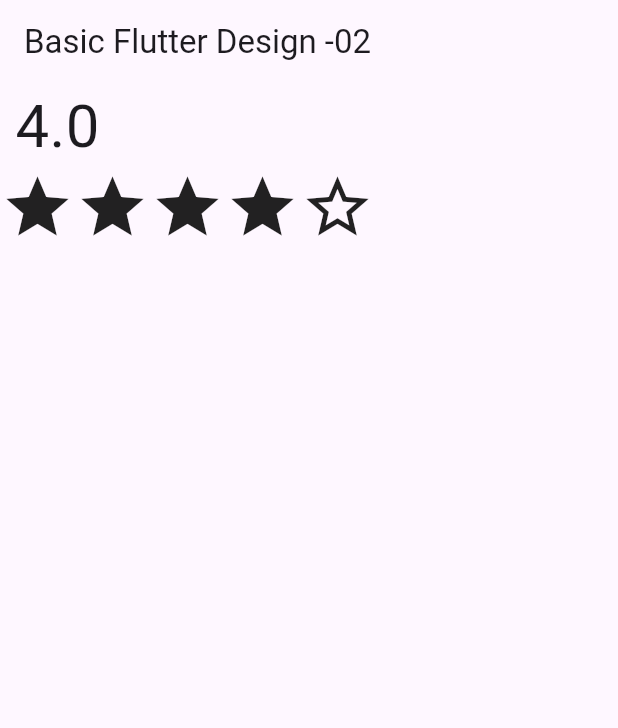
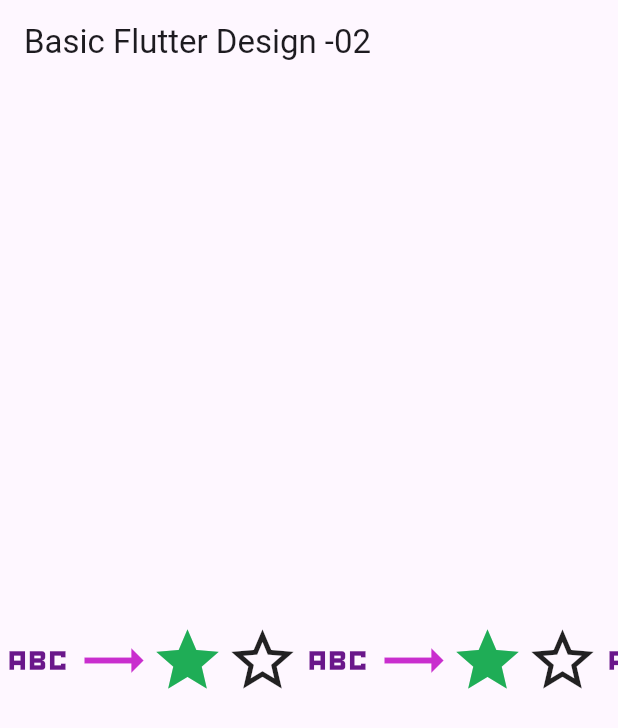
Before and after one commit to mhNayeem01/flutter_application_5, a Flutter app: the screen it shows after launch, on a phone screen of 412 x 824 dp. Shown: the top 728 px of the screen. Run offline on Flutter 3.47's test engine with Material 3 defaults, Android fonts, the phone set to English and light mode, and no system bars.

Commit message:
single chlid scrool view

```diff
--- a/lib/main.dart
+++ b/lib/main.dart
@@ -25,34 +25,104 @@ class LabClass05 extends StatelessWidget {
       appBar: AppBar(
         title: Text("Basic Flutter Design -02"),
       ),
-      body: Column(
-        children: [
-          Align(
-            alignment: Alignment.centerLeft, // Aligns to the left
-            child: Text(
-              " 4.0",
-              style: TextStyle(
-                fontSize: 40,
-              ),
-            ),
-          ),
-          Row(
+      body: SingleChildScrollView(
+        scrollDirection: Axis.horizontal,  // Correctly placed scrollDirection
+        child: Container(
+          height: double.infinity,
+          child: Row(
+            mainAxisAlignment: MainAxisAlignment.spaceEvenly,
+            crossAxisAlignment: CrossAxisAlignment.center,
             children: [
               Icon(
-                Icons.star,
+                Icons.abc_sharp,
                 size: 50,
+                color: const Color.fromARGB(232, 91, 1, 127),
+              ),
+              Icon(
+                Icons.trending_neutral_outlined,
+                size: 50,
+                color: const Color.fromARGB(215, 191, 9, 197),
               ),
               Icon(
                 Icons.star,
                 size: 50,
+                color: const Color.fromARGB(233, 10, 166, 70),
+              ),
+              Icon(
+                Icons.star_outline,
+                size: 50,
+              ),
+              Icon(
+                Icons.abc_sharp,
+                size: 50,
+                color: const Color.fromARGB(232, 91, 1, 127),
+              ),
+              Icon(
+                Icons.trending_neutral_outlined,
+                size: 50,
+                color: const Color.fromARGB(215, 191, 9, 197),
               ),
               Icon(
                 Icons.star,
                 size: 50,
+                color: const Color.fromARGB(233, 10, 166, 70),
+              ),
+              Icon(
+                Icons.star_outline,
+                size: 50,
+              ),
+              Icon(
+                Icons.abc_sharp,
+                size: 50,
+                color: const Color.fromARGB(232, 91, 1, 127),
+              ),
+              Icon(
+                Icons.trending_neutral_outlined,
+                size: 50,
+                color: const Color.fromARGB(215, 191, 9, 197),
               ),
               Icon(
                 Icons.star,
                 size: 50,
+                color: const Color.fromARGB(233, 10, 166, 70),
+              ),
+              Icon(
+                Icons.star_outline,
+                size: 50,
+              ),
+              Icon(
+                Icons.abc_sharp,
+                size: 50,
+                color: const Color.fromARGB(232, 91, 1, 127),
+              ),
+              Icon(
+                Icons.trending_neutral_outlined,
+                size: 50,
+                color: const Color.fromARGB(215, 191, 9, 197),
+              ),
+              Icon(
+                Icons.star,
+                size: 50,
+                color: const Color.fromARGB(233, 10, 166, 70),
+              ),
+              Icon(
+                Icons.star_outline,
+                size: 50,
+              ),
+              Icon(
+                Icons.abc_sharp,
+                size: 50,
+                color: const Color.fromARGB(232, 91, 1, 127),
+              ),
+              Icon(
+                Icons.trending_neutral_outlined,
+                size: 50,
+                color: const Color.fromARGB(215, 191, 9, 197),
+              ),
+              Icon(
+                Icons.star,
+                size: 50,
+                color: const Color.fromARGB(233, 10, 166, 70),
               ),
               Icon(
                 Icons.star_outline,
@@ -60,7 +130,7 @@ class LabClass05 extends StatelessWidget {
               ),
             ],
           ),
-        ],
+        ),
       ),
     );
   }
```
